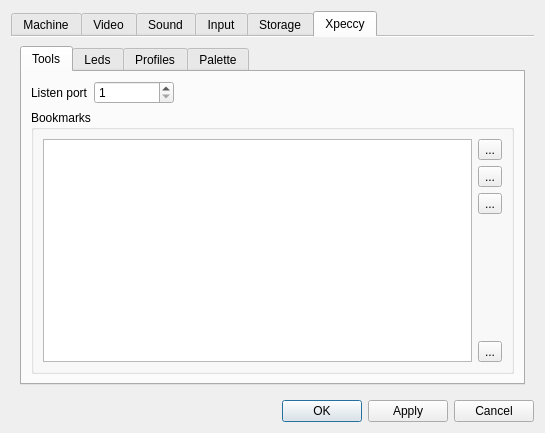
This is ui/setupwin.ui in samstyle/Xpeccy as Qt 5 draws it before an edit. The edited form follows.
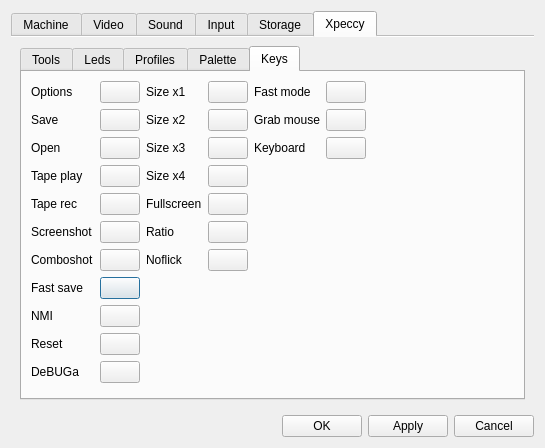
This is the edited form. The open tabs and pages were chosen to show the change. Icons and pictures are not drawn. Custom widgets are drawn as their Qt base class.

Commit message: build 20200309 [+] Customisable hot keys for main window (Options->Xpeccy->Keys)

Patch:
```diff
--- a/ui/setupwin.ui
+++ b/ui/setupwin.ui
@@ -7,7 +7,7 @@
     <x>0</x>
     <y>0</y>
     <width>545</width>
-    <height>426</height>
+    <height>438</height>
    </rect>
   </property>
   <property name="sizePolicy">
@@ -3432,6 +3432,257 @@
              </item>
             </layout>
            </widget>
+           <widget class="QWidget" name="tab_13">
+            <attribute name="icon">
+             <iconset resource="../xpeccy.qrc">
+              <normaloff>:/images/button-k.png</normaloff>:/images/button-k.png</iconset>
+            </attribute>
+            <attribute name="title">
+             <string>Keys</string>
+            </attribute>
+            <layout class="QGridLayout" name="gridLayout_17">
+             <item row="7" column="1">
+              <widget class="QPushButton" name="tbFSaveKey"/>
+             </item>
+             <item row="0" column="6">
+              <spacer name="horizontalSpacer_8">
+               <property name="orientation">
+                <enum>Qt::Horizontal</enum>
+               </property>
+               <property name="sizeHint" stdset="0">
+                <size>
+                 <width>40</width>
+                 <height>20</height>
+                </size>
+               </property>
+              </spacer>
+             </item>
+             <item row="2" column="0">
+              <widget class="QLabel" name="label_55">
+               <property name="text">
+                <string>Open</string>
+               </property>
+              </widget>
+             </item>
+             <item row="0" column="2">
+              <widget class="QLabel" name="label_63">
+               <property name="text">
+                <string>Size x1</string>
+               </property>
+              </widget>
+             </item>
+             <item row="3" column="1">
+              <widget class="QPushButton" name="tbTPlayKey"/>
+             </item>
+             <item row="1" column="3">
+              <widget class="QPushButton" name="tbSize2Key"/>
+             </item>
+             <item row="1" column="4">
+              <widget class="QLabel" name="label_71">
+               <property name="text">
+                <string>Grab mouse</string>
+               </property>
+              </widget>
+             </item>
+             <item row="0" column="1">
+              <widget class="QPushButton" name="tbOptionsKey"/>
+             </item>
+             <item row="0" column="3">
+              <widget class="QPushButton" name="tbSize1Key">
+               <property name="text">
+                <string/>
+               </property>
+              </widget>
+             </item>
+             <item row="0" column="0">
+              <widget class="QLabel" name="label_53">
+               <property name="text">
+                <string>Options</string>
+               </property>
+              </widget>
+             </item>
+             <item row="3" column="3">
+              <widget class="QPushButton" name="tbSize4Key"/>
+             </item>
+             <item row="4" column="1">
+              <widget class="QPushButton" name="tbTRecKey"/>
+             </item>
+             <item row="1" column="2">
+              <widget class="QLabel" name="label_64">
+               <property name="text">
+                <string>Size x2</string>
+               </property>
+              </widget>
+             </item>
+             <item row="5" column="2">
+              <widget class="QLabel" name="label_68">
+               <property name="text">
+                <string>Ratio</string>
+               </property>
+              </widget>
+             </item>
+             <item row="7" column="0">
+              <widget class="QLabel" name="label_59">
+               <property name="text">
+                <string>Fast save</string>
+               </property>
+              </widget>
+             </item>
+             <item row="8" column="1">
+              <widget class="QPushButton" name="tbNmiKey"/>
+             </item>
+             <item row="5" column="0">
+              <widget class="QLabel" name="label_58">
+               <property name="text">
+                <string>Screenshot</string>
+               </property>
+              </widget>
+             </item>
+             <item row="4" column="2">
+              <widget class="QLabel" name="label_67">
+               <property name="text">
+                <string>Fullscreen</string>
+               </property>
+              </widget>
+             </item>
+             <item row="10" column="1">
+              <widget class="QPushButton" name="tbDebugKey"/>
+             </item>
+             <item row="9" column="0">
+              <widget class="QLabel" name="label_61">
+               <property name="text">
+                <string>Reset</string>
+               </property>
+              </widget>
+             </item>
+             <item row="3" column="2">
+              <widget class="QLabel" name="label_66">
+               <property name="text">
+                <string>Size x4</string>
+               </property>
+              </widget>
+             </item>
+             <item row="2" column="3">
+              <widget class="QPushButton" name="tbSize3Key"/>
+             </item>
+             <item row="3" column="0">
+              <widget class="QLabel" name="label_56">
+               <property name="text">
+                <string>Tape play</string>
+               </property>
+              </widget>
+             </item>
+             <item row="11" column="1">
+              <spacer name="verticalSpacer_16">
+               <property name="orientation">
+                <enum>Qt::Vertical</enum>
+               </property>
+               <property name="sizeHint" stdset="0">
+                <size>
+                 <width>20</width>
+                 <height>40</height>
+                </size>
+               </property>
+              </spacer>
+             </item>
+             <item row="4" column="3">
+              <widget class="QPushButton" name="tbFullscreenKey"/>
+             </item>
+             <item row="4" column="0">
+              <widget class="QLabel" name="label_57">
+               <property name="text">
+                <string>Tape rec</string>
+               </property>
+              </widget>
+             </item>
+             <item row="6" column="3">
+              <widget class="QPushButton" name="tbNoflickKey"/>
+             </item>
+             <item row="5" column="3">
+              <widget class="QPushButton" name="tbRatioKey"/>
+             </item>
+             <item row="6" column="0">
+              <widget class="QLabel" name="label_62">
+               <property name="text">
+                <string>Comboshot</string>
+               </property>
+              </widget>
+             </item>
+             <item row="6" column="1">
+              <widget class="QPushButton" name="tbComboShotKey"/>
+             </item>
+             <item row="5" column="1">
+              <widget class="QPushButton" name="tbSShotKey"/>
+             </item>
+             <item row="2" column="4">
+              <widget class="QLabel" name="label_72">
+               <property name="text">
+                <string>Keyboard</string>
+               </property>
+              </widget>
+             </item>
+             <item row="1" column="1">
+              <widget class="QPushButton" name="tbSaveKey"/>
+             </item>
+             <item row="0" column="4">
+              <widget class="QLabel" name="label_70">
+               <property name="text">
+                <string>Fast mode</string>
+               </property>
+              </widget>
+             </item>
+             <item row="9" column="1">
+              <widget class="QPushButton" name="tbResetKey"/>
+             </item>
+             <item row="2" column="1">
+              <widget class="QPushButton" name="tbOpenKey"/>
+             </item>
+             <item row="1" column="0">
+              <widget class="QLabel" name="label_54">
+               <property name="text">
+                <string>Save</string>
+               </property>
+              </widget>
+             </item>
+             <item row="8" column="0">
+              <widget class="QLabel" name="label_60">
+               <property name="text">
+                <string>NMI</string>
+               </property>
+              </widget>
+             </item>
+             <item row="2" column="2">
+              <widget class="QLabel" name="label_65">
+               <property name="text">
+                <string>Size x3</string>
+               </property>
+              </widget>
+             </item>
+             <item row="6" column="2">
+              <widget class="QLabel" name="label_69">
+               <property name="text">
+                <string>Noflick</string>
+               </property>
+              </widget>
+             </item>
+             <item row="10" column="0">
+              <widget class="QLabel" name="label_73">
+               <property name="text">
+                <string>DeBUGa</string>
+               </property>
+              </widget>
+             </item>
+             <item row="0" column="5">
+              <widget class="QPushButton" name="tbFastKey"/>
+             </item>
+             <item row="1" column="5">
+              <widget class="QPushButton" name="tbGrabMiceKey"/>
+             </item>
+             <item row="2" column="5">
+              <widget class="QPushButton" name="tbKeyboardKey"/>
+             </item>
+            </layout>
+           </widget>
           </widget>
          </item>
         </layout>
```
The commit also changes 15 other files.
